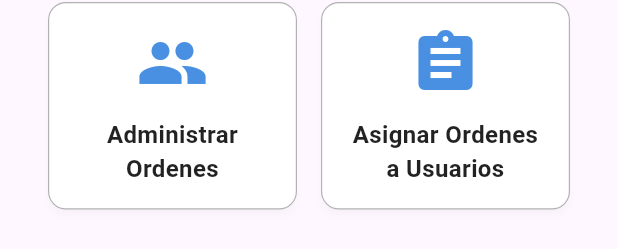
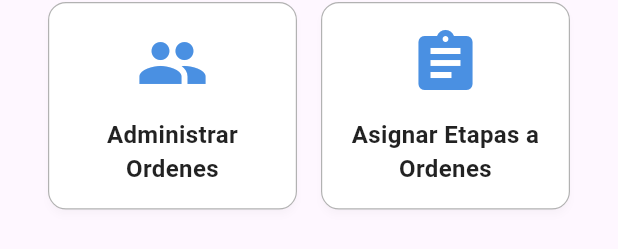
Before and after one commit to lmcadev-productApp/ProducApp, a Flutter app: what orders_mainPage() shows on an empty page, opened directly, on a phone screen of 412 x 824 dp. Shown: the part 130-379 px from the top of the screen. Run offline on Flutter 3.47's test engine with Material 3 defaults, Android fonts, the phone set to English and light mode, and no system bars; our stand-ins replace shared_preferences; accounts and stored records are empty; network calls fail.

Commit message:
Funcion de asignar etapas a ordenes terminada

```diff
--- a/frontend/lib/screens/admin/orders/orders_Phases_StateManagement.dart
+++ b/frontend/lib/screens/admin/orders/orders_Phases_StateManagement.dart
@@ -7,7 +7,9 @@ import 'package:frontend/widgets/dialogs/admin/order/edit_order_dialog.dart';
 import 'package:frontend/widgets/section/section_header.dart';
 import 'package:frontend/widgets/lists/admin/order/order_list.dart';
 import 'package:frontend/widgets/searches/search_input.dart';
-import 'package:frontend/widgets/dialogs/admin/order/assign_stages_dialog.dart'; // o donde lo tengas
+import 'package:frontend/widgets/dialogs/admin/order/assign_stages_dialog.dart';
+
+
 
 
 class AdminOrdersPhaseStateManagement extends StatefulWidget {
@@ -34,7 +36,7 @@ class _AdminOrdersPhaseStateManagement extends State<AdminOrdersPhaseStateManage
 
   void cargarOrdenes() async {
     try {
-      List<Order> lista = await orderService.getOrders();
+      List<Order> lista = await orderService.getOrdersByEstado('PENDIENTE');
       setState(() {
         ordenes = lista;
         ordenesFiltradas = lista;
--- a/frontend/lib/screens/admin/orders/orders_mainPage.dart
+++ b/frontend/lib/screens/admin/orders/orders_mainPage.dart
@@ -62,7 +62,7 @@ class _orders_mainPage extends State<orders_mainPage> {
       ),
       DashboardItem(
         icon: Icons.assignment,
-        title: 'Asignar Ordenes a Usuarios',
+        title: 'Asignar Etapas a Ordenes',
         onTap: _navegarAAsignarOrdenes,
         iconColor: const Color(0xFF4A90E2),
       ),
```
Also changed, not shown: frontend/lib/services/orders/Order_Service.dart (+17 -0 lines).
